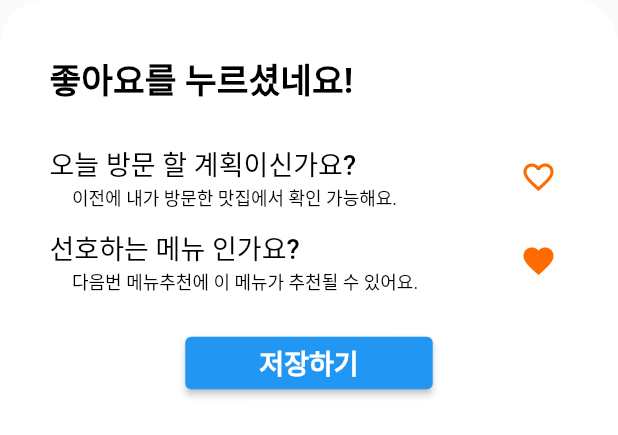
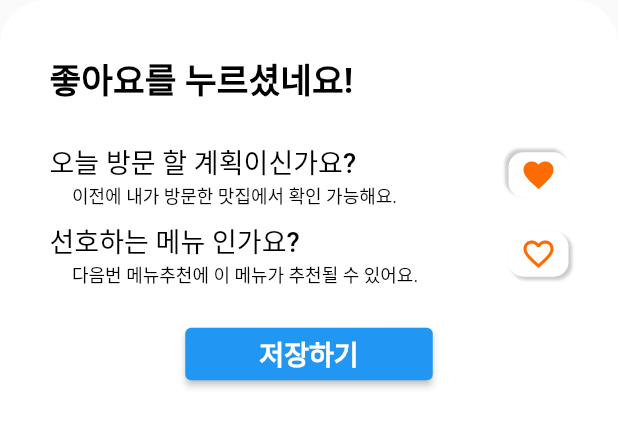
Before and after one commit to jeongmi97/JMC_Project, a Flutter app: the ModalBottomWidget widget shown alone on an empty page, opened directly, after a tap on the "favorite outline" icon, on a phone screen of 412 x 824 dp. Shown: the top 435 px of the screen. Run offline on Flutter 3.47's test engine with Material 3 defaults, Android fonts, the phone set to English and light mode, and no system bars; our stand-ins replace flutter_secure_storage, geolocator, google_sign_in; missing offline and left inert: sign_button; accounts and stored records are empty; network calls fail.

Commit message:
메뉴추천 바텀모달 화면 구성 완료

```diff
--- /dev/null
+++ b/lib/widgets/checked_button_widget.dart
@@ -0,0 +1,27 @@
+import 'package:flutter/material.dart';
+
+class CheckedButtonWidget extends StatelessWidget {
+  const CheckedButtonWidget({super.key});
+
+  @override
+  Widget build(BuildContext context) {
+    return Container(
+      width: 40,
+      height: 30,
+      decoration: BoxDecoration(
+          color: Colors.white,
+          borderRadius: BorderRadius.circular(10),
+          boxShadow: const [
+            BoxShadow(
+              blurRadius: 1,
+              color: Color.fromRGBO(0, 0, 0, 0.2),
+              offset: Offset(-2, -2),
+            )
+          ]),
+      child: Icon(
+        Icons.favorite,
+        color: Theme.of(context).primaryColor,
+      ),
+    );
+  }
+}
--- a/lib/widgets/modal_bottom_widget.dart
+++ b/lib/widgets/modal_bottom_widget.dart
@@ -1,7 +1,32 @@
 import 'package:flutter/material.dart';
+import 'package:flutter/widgets.dart';
+import 'package:jmc/widgets/checked_button_widget.dart';
+import 'package:jmc/widgets/unchecked_button_widget.dart';
 
-class ModalBottomWidget extends StatelessWidget {
+class ModalBottomWidget extends StatefulWidget {
   const ModalBottomWidget({super.key});
+
+  @override
+  State<ModalBottomWidget> createState() => _ModalBottomWidgetState();
+}
+
+class _ModalBottomWidgetState extends State<ModalBottomWidget> {
+  bool isVisit = false;
+  bool isFavorit = false;
+
+  buttonTap(String type) {
+    if (type == 'visit') {
+      setState(() {
+        isVisit = !isVisit;
+      });
+    }
+
+    if (type == 'favorit') {
+      setState(() {
+        isFavorit = !isFavorit;
+      });
+    }
+  }
 
   @override
   Widget build(BuildContext context) {
@@ -57,14 +82,23 @@ class ModalBottomWidget extends StatelessWidget {
                   ),
                 ],
               ),
-              IconButton(
-                onPressed: () {},
-                icon: const Icon(
-                  Icons.favorite_outline,
-                  color: Color(0xffFE6B00),
-                ),
-                alignment: Alignment.centerRight,
-              )
+              GestureDetector(
+                onTap: () {
+                  buttonTap('visit');
+                },
+                child: isVisit
+                    ? const CheckedButtonWidget()
+                    : const UncheckedButtonWidget(),
+              ),
+
+              // IconButton(
+              //   onPressed: () {},
+              //   icon: const Icon(
+              //     Icons.favorite_outline,
+              //     color: Color(0xffFE6B00),
+              //   ),
+              //   alignment: Alignment.centerRight,
+              // )
             ],
           ),
           const SizedBox(
@@ -93,14 +127,14 @@ class ModalBottomWidget extends StatelessWidget {
                   ),
                 ],
               ),
-              IconButton(
-                onPressed: () {},
-                icon: const Icon(
-                  Icons.favorite,
-                  color: Color(0xffFE6B00),
-                ),
-                alignment: Alignment.centerRight,
-              )
+              GestureDetector(
+                onTap: () {
+                  buttonTap('favorit');
+                },
+                child: isFavorit
+                    ? const CheckedButtonWidget()
+                    : const UncheckedButtonWidget(),
+              ),
             ],
           ),
           const SizedBox(
--- /dev/null
+++ b/lib/widgets/unchecked_button_widget.dart
@@ -0,0 +1,27 @@
+import 'package:flutter/material.dart';
+
+class UncheckedButtonWidget extends StatelessWidget {
+  const UncheckedButtonWidget({super.key});
+
+  @override
+  Widget build(BuildContext context) {
+    return Container(
+      width: 40,
+      height: 30,
+      decoration: BoxDecoration(
+          color: Colors.white,
+          borderRadius: BorderRadius.circular(10),
+          boxShadow: const [
+            BoxShadow(
+              blurRadius: 1,
+              color: Color.fromRGBO(0, 0, 0, 0.2),
+              offset: Offset(2, 2),
+            )
+          ]),
+      child: Icon(
+        Icons.favorite_outline,
+        color: Theme.of(context).primaryColor,
+      ),
+    );
+  }
+}
```
